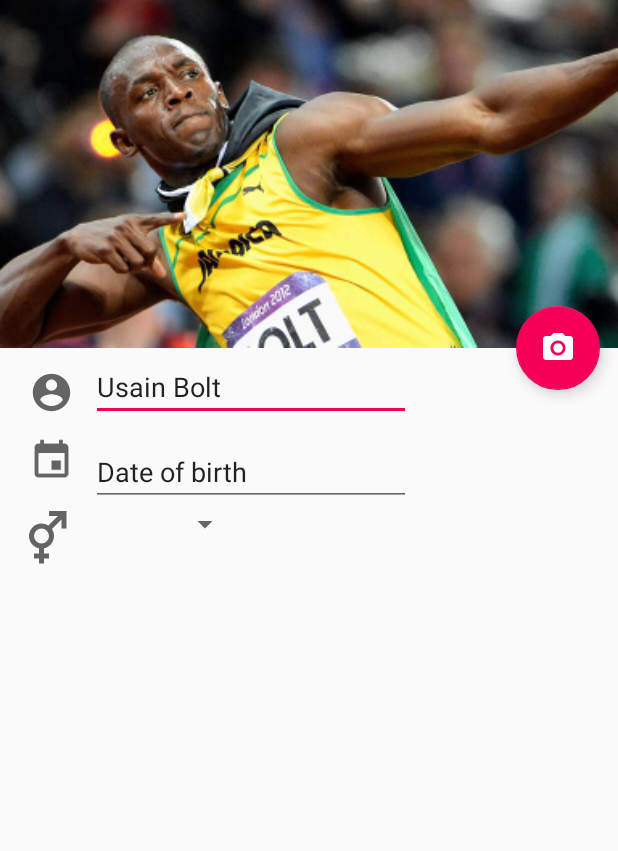
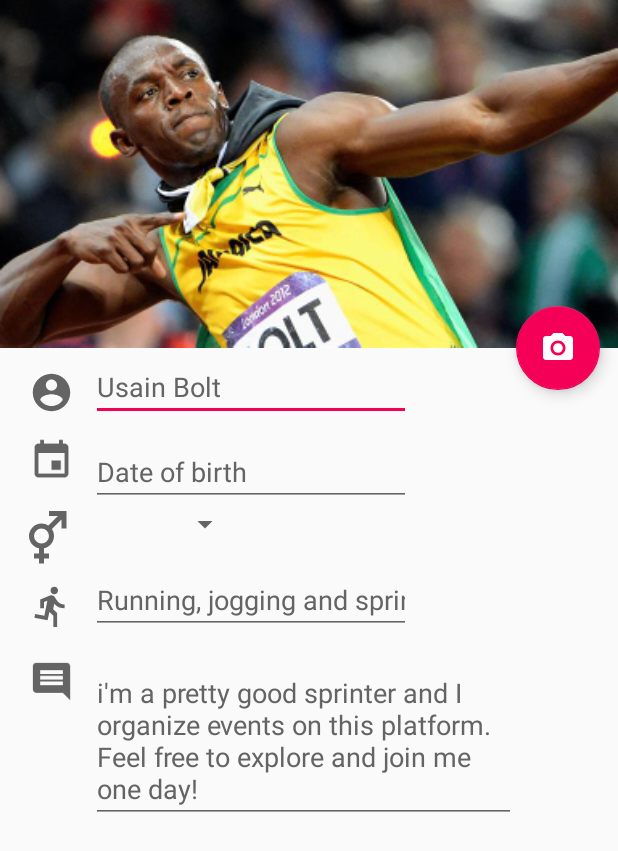
Before and after one commit to IgorSukhinskii/Social-Gym, an Android app: the layout main_edit_profile_fragment.xml on its own in the app's theme, with its tools: preview values and no code run, on a phone screen of 412 x 824 dp. Shown: the top 851 px of the screen. Run offline under Robolectric (Android 15) with nearby library versions, the phone set to English and light mode, and no system bars.

Commit message:
Kind of completed the edit profile layout, although it needs some styling and date picker/gender spinner code written

```diff
--- /dev/null
+++ b/Android/app/src/main/java/com/github/si1en7ium/socialgym/ui/main/profile/EditProfileFragment.java
@@ -0,0 +1,58 @@
+package com.github.si1en7ium.socialgym.ui.main.profile;
+
+
+import android.os.Bundle;
+import android.view.LayoutInflater;
+import android.view.View;
+import android.view.ViewGroup;
+
+import android.widget.ArrayAdapter;
+import android.widget.Spinner;
+import com.github.si1en7ium.socialgym.R;
+import com.github.si1en7ium.socialgym.ui.main.BaseMainFragment;
+import android.widget.ListView;
+
+
+import javax.inject.Inject;
+
+import butterknife.BindView;
+import butterknife.ButterKnife;
+
+import static com.github.si1en7ium.socialgym.R.layout.main_edit_profile_fragment;
+
+
+public class EditProfileFragment extends BaseMainFragment {
+    @Inject
+    ProfilePresenter profilePresenter;
+    @BindView(R.id.typeOfSportsSelector) Spinner typeOfSportsSelector;
+
+    public EditProfileFragment() {
+
+        // Required empty public constructor
+    }
+
+
+    public static EditProfileFragment newInstance() {
+        return new EditProfileFragment();
+    }
+
+
+    @Override
+    public View onCreateView(LayoutInflater inflater, ViewGroup container,
+                             Bundle savedInstanceState) {
+        View view = inflater.inflate(main_edit_profile_fragment, container, false);
+
+        ButterKnife.bind(this, view);
+       return view;
+    }
+    //Попыточка намутить спиннер
+    Spinner spinner = (Spinner) findViewById(R.id.typeOfSportsSelector);
+    // Create an ArrayAdapter using the string array and a default spinner layout
+    ArrayAdapter<CharSequence> adapter = ArrayAdapter.createFromResource(this,
+            R.array.genders, android.R.layout.simple_spinner_item);
+    // Specify the layout to use when the list of choices appears
+    adapter.setDropDownViewResource(android.R.layout.simple_spinner_dropdown_item);
+    // Apply the adapter to the spinner
+    spinner.setAdapter(adapter);
+
+}
--- /dev/null
+++ b/Android/app/src/main/res/drawable/ic_directions_run_black_24dp.xml
@@ -0,0 +1,9 @@
+<vector xmlns:android="http://schemas.android.com/apk/res/android"
+        android:width="24dp"
+        android:height="24dp"
+        android:viewportWidth="24.0"
+        android:viewportHeight="24.0">
+    <path
+        android:fillColor="@color/colorPrimaryText"
+        android:pathData="M13.49,5.48c1.1,0 2,-0.9 2,-2s-0.9,-2 -2,-2 -2,0.9 -2,2 0.9,2 2,2zM9.89,19.38l1,-4.4 2.1,2v6h2v-7.5l-2.1,-2 0.6,-3c1.3,1.5 3.3,2.5 5.5,2.5v-2c-1.9,0 -3.5,-1 -4.3,-2.4l-1,-1.6c-0.4,-0.6 -1,-1 -1.7,-1 -0.3,0 -0.5,0.1 -0.8,0.1l-5.2,2.2v4.7h2v-3.4l1.8,-0.7 -1.6,8.1 -4.9,-1 -0.4,2 7,1.4z"/>
+</vector>
--- a/Android/app/src/main/res/layout/main_edit_profile_fragment.xml
+++ b/Android/app/src/main/res/layout/main_edit_profile_fragment.xml
@@ -33,7 +33,7 @@
         android:layout_alignParentStart="true"
         android:layout_marginStart="19dp"
         android:layout_marginTop="11dp"
-        android:id="@+id/imageView" />
+        android:id="@+id/imageViewName" />
 
     <EditText
         android:layout_width="wrap_content"
@@ -42,15 +42,16 @@
         android:text="Usain Bolt"
         android:ems="10"
         android:layout_below="@+id/imageViewProfilePic"
-        android:layout_toEndOf="@+id/imageView"
+        android:layout_toEndOf="@+id/imageViewName"
         android:layout_marginStart="11dp"
-        android:id="@+id/editTextName" />
+        android:id="@+id/editTextName"
+        android:textColor="@color/colorPrimaryText" />
 
     <ImageView
         android:layout_width="30dp"
         android:layout_height="30dp"
         app:srcCompat="@drawable/ic_calendar"
-        android:id="@+id/imageView2"
+        android:id="@+id/imageViewCalendar"
         android:layout_alignTop="@+id/editTextDateOfBirth"
         android:layout_toStartOf="@+id/editTextName" />
 
@@ -63,15 +64,8 @@
         android:text="Date of birth"
         android:layout_below="@+id/editTextName"
         android:layout_alignStart="@+id/editTextName"
-        android:layout_marginTop="11dp" />
-
-    <ImageView
-        app:srcCompat="@drawable/ic_gender"
-        android:id="@+id/imageView3"
-        android:layout_width="40dp"
-        android:layout_height="40dp"
-        android:layout_below="@+id/editTextDateOfBirth"
-        android:layout_alignEnd="@+id/imageView2" />
+        android:layout_marginTop="11dp"
+        android:textColor="@color/colorPrimaryText" />
 
     <Spinner
         android:layout_width="100dp"
@@ -79,4 +73,54 @@
         android:id="@+id/spinnerGender"
         android:layout_below="@+id/editTextDateOfBirth"
         android:layout_alignStart="@+id/editTextDateOfBirth" />
+
+    <ImageView
+        android:layout_width="30dp"
+        android:layout_height="30dp"
+        app:srcCompat="@drawable/ic_directions_run_black_24dp"
+        android:layout_marginTop="12dp"
+        android:id="@+id/imageView4"
+        android:layout_below="@+id/imageViewGender"
+        android:layout_alignEnd="@+id/imageViewGender" />
+
+    <ImageView
+        app:srcCompat="@drawable/ic_gender"
+        android:id="@+id/imageViewGender"
+        android:layout_width="40dp"
+        android:layout_height="40dp"
+        android:layout_below="@+id/editTextDateOfBirth"
+        android:layout_alignEnd="@+id/imageViewCalendar" />
+
+    <EditText
+        android:layout_width="wrap_content"
+        android:layout_height="wrap_content"
+        android:inputType="text|textPersonName"
+        android:text="Running, jogging and sprinting"
+        android:ems="10"
+        android:layout_below="@+id/imageViewGender"
+        android:layout_alignStart="@+id/spinnerGender"
+        android:id="@+id/editTextSports"
+        android:textColor="@color/colorPrimaryText" />
+
+    <ImageView
+        android:layout_width="30dp"
+        android:layout_height="30dp"
+        app:srcCompat="@drawable/ic_comment"
+        android:layout_below="@+id/imageView4"
+        android:layout_alignStart="@+id/imageView4"
+        android:layout_marginTop="20dp"
+        android:id="@+id/imageViewAboutMe" />
+
+    <EditText
+        android:layout_width="wrap_content"
+        android:layout_height="wrap_content"
+        android:inputType="textMultiLine"
+        android:ems="10"
+        android:id="@+id/editTextAboutMe"
+        android:layout_alignTop="@+id/imageViewAboutMe"
+        android:layout_alignStart="@+id/editTextSports"
+        android:layout_toStartOf="@+id/floatingActionButtonPhoto"
+        android:text="i'm a pretty good sprinter and I organize events on this platform. Feel free to explore and join me one day!"
+        android:textColor="@color/colorPrimaryText" />
+
 </RelativeLayout>
--- a/Android/app/src/main/res/layout/main_profile_fragment.xml
+++ b/Android/app/src/main/res/layout/main_profile_fragment.xml
@@ -49,7 +49,7 @@
         android:textSize="18sp" />
 
     <TextView
-        android:text="Jogging, running, sprinting"
+        android:text="Running, jogging and sprinting"
         android:layout_width="wrap_content"
         android:layout_height="wrap_content"
         android:id="@+id/textViewPreferences"
--- a/Android/app/src/main/res/values/strings.xml
+++ b/Android/app/src/main/res/values/strings.xml
@@ -19,4 +19,11 @@
     <string name="drawer_profile">My Profile</string>
     <string name="drawer_events_list">Search Events</string>
     <string name="drawer_my_events">My Events</string>
+    <string-array name="genders">
+        <item>Male</item>
+        <item>Female</item>
+        <item>Other</item>
+        <item>Prefer not to specify</item>
+    </string-array>
+
 </resources>
```
